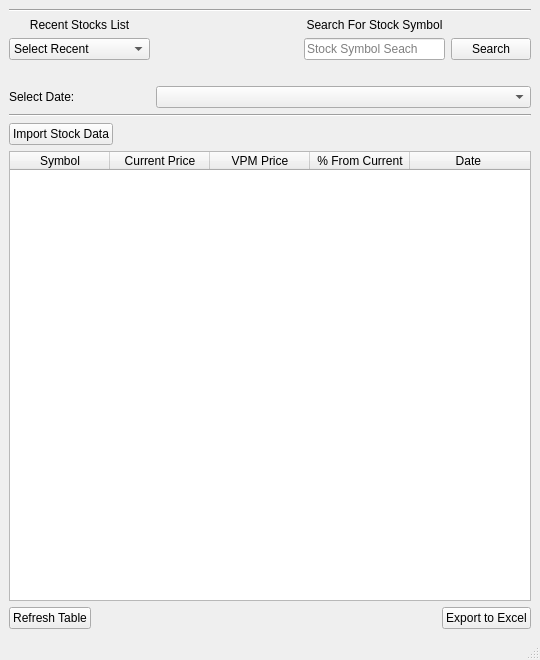
Above: View/MainWindow.ui from justindodson/stockdata before the change. Below: the same form after it.
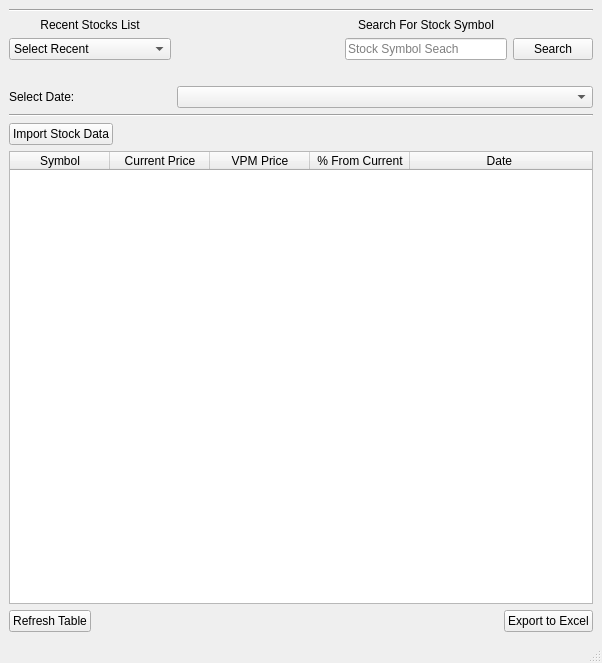
That is the form after the change.

Patch:
```diff
--- a/View/MainWindow.ui
+++ b/View/MainWindow.ui
@@ -6,8 +6,8 @@
    <rect>
     <x>0</x>
     <y>0</y>
-    <width>540</width>
-    <height>660</height>
+    <width>602</width>
+    <height>663</height>
    </rect>
   </property>
   <property name="windowTitle">
```
Left out of the diff: 4 changed lines with no effect on the pictures.
